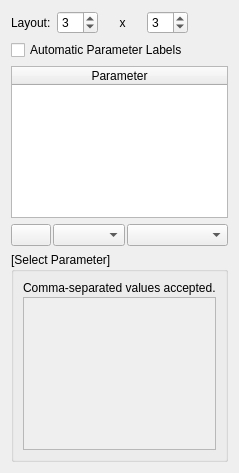
First picture: the form in Qt/Components/Resources/UI/pqComparativeVisPanel.ui, repository Kitware/ParaView, before the edit.
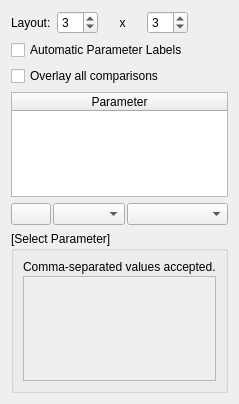
Second picture: the form after the edit. Icons and pictures are not drawn. Custom widgets are drawn as their Qt base class.

Commit message: ENH: Added support to comparative view to overlay all the comparisons in the same view instead of laying them out as  MxN views. This is an option that can be changed from the comporative view inspector. Default is still the MxN layout.

The edit to the form file:
```diff
--- a/Qt/Components/Resources/UI/pqComparativeVisPanel.ui
+++ b/Qt/Components/Resources/UI/pqComparativeVisPanel.ui
@@ -7,7 +7,7 @@
     <x>0</x>
     <y>0</y>
     <width>237</width>
-    <height>473</height>
+    <height>404</height>
    </rect>
   </property>
   <property name="windowTitle">
@@ -65,7 +65,7 @@
      </property>
     </widget>
    </item>
-   <item row="2" column="0" colspan="5">
+   <item row="3" column="0" colspan="5">
     <widget class="QTableWidget" name="activeParameters">
      <property name="editTriggers">
       <set>QAbstractItemView::NoEditTriggers</set>
@@ -122,7 +122,7 @@
      </column>
     </widget>
    </item>
-   <item row="3" column="0" colspan="5">
+   <item row="4" column="0" colspan="5">
     <layout class="QHBoxLayout" name="horizontalLayout_2" stretch="0,0,1">
      <property name="spacing">
       <number>2</number>
@@ -154,7 +154,7 @@
      </item>
     </layout>
    </item>
-   <item row="4" column="0" colspan="5">
+   <item row="5" column="0" colspan="5">
     <widget class="pqCollapsedGroup" name="cueGroup">
      <property name="title">
       <string>[Select Parameter]</string>
@@ -189,6 +189,13 @@
      </layout>
     </widget>
    </item>
+   <item row="2" column="0" colspan="5">
+    <widget class="QCheckBox" name="overlay">
+     <property name="text">
+      <string>Overlay all comparisons</string>
+     </property>
+    </widget>
+   </item>
   </layout>
  </widget>
  <customwidgets>
```
The commit also changes 5 other files.
